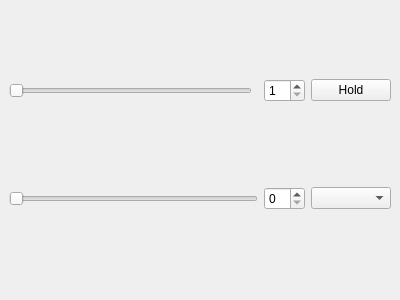
First picture: the form in qt/python/mantidqt/widgets/superplot/ui/superplotBottom.ui, repository mantidproject/mantid, before the edit.
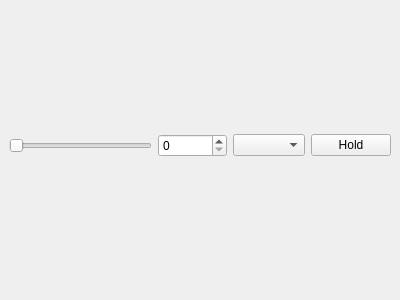
Second picture: the form after the edit.

Commit message: [SPLOT] remove workspace slider and spinbox

Patch:
```diff
--- a/qt/python/mantidqt/widgets/superplot/ui/superplotBottom.ui
+++ b/qt/python/mantidqt/widgets/superplot/ui/superplotBottom.ui
@@ -27,26 +27,6 @@
     <property name="topMargin">
      <number>0</number>
     </property>
-    <item row="0" column="0">
-     <widget class="QSlider" name="workspaceSlider">
-      <property name="minimum">
-       <number>1</number>
-      </property>
-      <property name="orientation">
-       <enum>Qt::Horizontal</enum>
-      </property>
-     </widget>
-    </item>
-    <item row="0" column="3">
-     <widget class="QPushButton" name="holdButton">
-      <property name="text">
-       <string>Hold</string>
-      </property>
-      <property name="checkable">
-       <bool>true</bool>
-      </property>
-     </widget>
-    </item>
     <item row="1" column="3">
      <widget class="QComboBox" name="modeComboBox"/>
     </item>
@@ -60,10 +40,13 @@
     <item row="1" column="2">
      <widget class="QSpinBox" name="spectrumSpinBox"/>
     </item>
-    <item row="0" column="2">
-     <widget class="QSpinBox" name="workspaceSpinBox">
-      <property name="minimum">
-       <number>1</number>
+    <item row="1" column="4">
+     <widget class="QPushButton" name="holdButton">
+      <property name="text">
+       <string>Hold</string>
+      </property>
+      <property name="checkable">
+       <bool>true</bool>
       </property>
      </widget>
     </item>
```
The commit also changes 2 other files.
